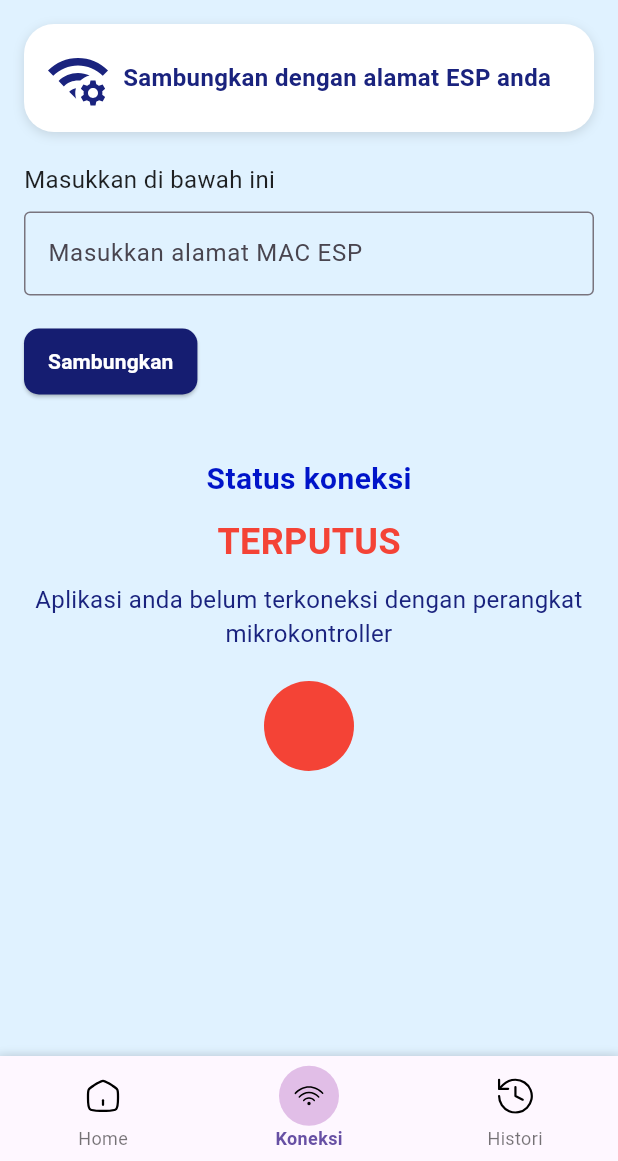
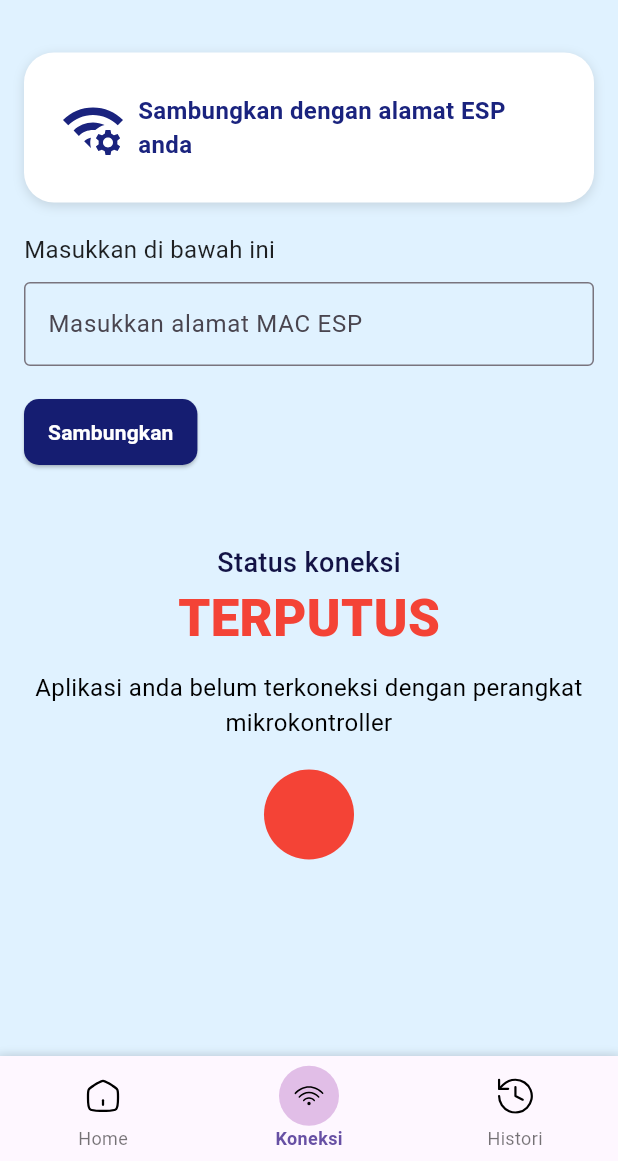
Before and after one commit to RafiHana/MyHealth-App, a Flutter app: the screen it shows after launch, item 2 of the bottom bar chosen, on a phone screen of 412 x 824 dp, the part 75-1236 px from its top. Run offline on Flutter 3.47's test engine with Material 3 defaults, Android fonts, the phone set to English and light mode, and no system bars; our stand-ins replace flutter_svg.

Commit message:
update UI page connection

```diff
--- a/lib/pages/connection_page.dart
+++ b/lib/pages/connection_page.dart
@@ -39,10 +39,12 @@ class _ConnectionPageState extends State<ConnectionPage> {
                   color: Colors.indigo.shade900,
                 ),
               ),
-              SizedBox(height: 16),
+              SizedBox(height: 35),
 
               Container(
-                padding: EdgeInsets.all(16),
+                padding: EdgeInsets.symmetric(horizontal: 26, vertical: 24),
+                width: double.infinity,
+                height: 100,
                 decoration: BoxDecoration(
                   color: Colors.white,
                   borderRadius: BorderRadius.circular(20),
@@ -111,7 +113,7 @@ class _ConnectionPageState extends State<ConnectionPage> {
                 ),
               ),
 
-              SizedBox(height: 40),
+              SizedBox(height: 50),
 
               Center(
                 child: Column(
@@ -119,17 +121,16 @@ class _ConnectionPageState extends State<ConnectionPage> {
                     Text(
                       "Status koneksi",
                       style: TextStyle(
-                        fontSize: 20,
-                        fontWeight: FontWeight.bold,
-                        color: const Color.fromARGB(255, 0, 20, 201),
+                        fontSize: 18,
+                        fontWeight: FontWeight.w500,
+                        color: const Color.fromARGB(255, 19, 19, 69),
                       ),
                     ),
-                    SizedBox(height: 10),
                     Text(
                       isConnected ? "TERHUBUNG" : "TERPUTUS",
                       style: TextStyle(
-                        fontSize: 24,
-                        fontWeight: FontWeight.bold,
+                        fontSize: 34,
+                        fontWeight: FontWeight.w800,
                         color: isConnected ? Colors.green : Colors.red,
                       ),
                     ),
@@ -141,7 +142,7 @@ class _ConnectionPageState extends State<ConnectionPage> {
                       textAlign: TextAlign.center,
                       style: TextStyle(
                         fontSize: 16,
-                        color: Colors.indigo.shade900,
+                        color: const Color.fromARGB(255, 0, 0, 0),
                       ),
                     ),
                     SizedBox(height: 20),
```
